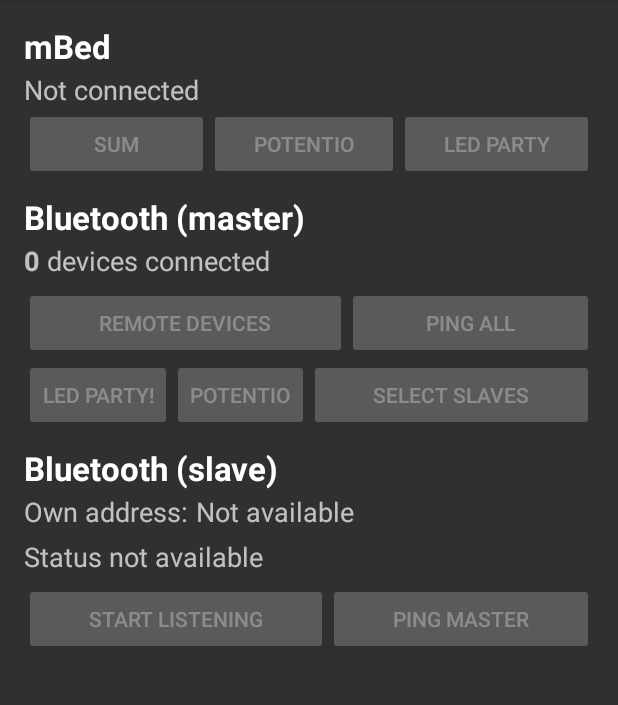
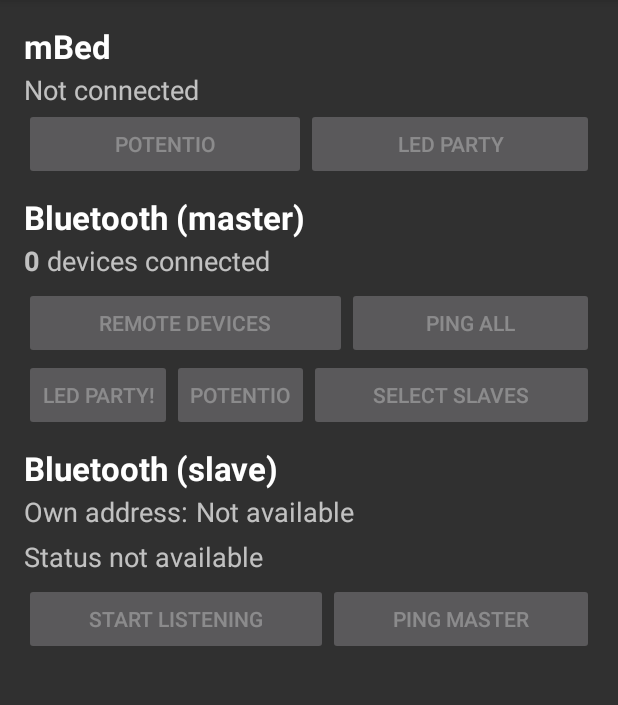
Before and after one commit to sjerdo/netcentriccomputing, an Android app: the screen it shows after launch (MainActivity), on a phone screen of 412 x 824 dp, the part 84-789 px from its top. Run offline under Robolectric (Android 15) with nearby library versions, the phone set to English and light mode, and no system bars; 2 statements that could not run were skipped.

Commit message:
removed sum button

```diff
--- a/android-project/app/src/main/java/uva/nc/app/MainActivity.java
+++ b/android-project/app/src/main/java/uva/nc/app/MainActivity.java
@@ -17,7 +17,6 @@
 
 import java.io.Serializable;
 import java.util.ArrayList;
-import java.util.Arrays;
 import java.util.Random;
 
 import uva.nc.ServiceActivity;
@@ -69,7 +68,6 @@
 
     // mBed controls.
     private TextView mbedConnectedText;
-    private Button mbedSumButton;
     private Button mbedPotentioButton;
     private Button mbedLedButton;
     private RelativeLayout knobSlaveFrame;
@@ -218,15 +216,6 @@
 
         // mBed controls.
         mbedConnectedText = (TextView) findViewById(R.id.mbed_connected);
-        mbedSumButton = (Button)findViewById(R.id.mbed_sum);
-        mbedSumButton.setOnClickListener(new View.OnClickListener() {
-            @Override
-            public void onClick(View view) {
-                float[] args = getRandomFloatArray(10);
-                toastShort("Sum of: \n" + Arrays.toString(args));
-                getMbed().manager.write(new MbedRequest(COMMAND_SUM, args));
-            }
-        });
         mbedPotentioButton = (Button)findViewById(R.id.mbed_potentio);
         mbedPotentioButton.setOnClickListener(new View.OnClickListener() {
             @Override
@@ -384,7 +373,7 @@
         runOnUiThread(new Runnable() {
             @Override
             public void run() {
-                slaveStatusText.setText("Current job: " + jobText);
+                slaveStatusText.setText("Last job: " + jobText);
             }
         });
     }
@@ -401,7 +390,6 @@
 
         mbedConnectedText.setText(connText);
         mbedPotentioButton.setEnabled(enableButtons);
-        mbedSumButton.setEnabled(enableButtons);
         mbedLedButton.setEnabled(enableButtons);
         knobSlaveFrame.setVisibility(enableButtons ? View.VISIBLE : View.GONE);
     }
@@ -492,7 +480,7 @@
                 Serializable obj = intent.getSerializableExtra(SlaveManager.EXTRA_OBJECT);
                 if (obj != null) {
                     if (obj instanceof BluetoothObject) {
-                        BluetoothObject btobj = (BluetoothObject)obj;
+                        final BluetoothObject btobj = (BluetoothObject) obj;
                         if (btobj.getCommand() == BT_COMMAND_LEDPARTY) {
                             setSlaveStatusText("ledparty!");
                             if (getMbed().manager.areChannelsOpen()) {
@@ -507,6 +495,12 @@
                             }
                         } else if (btobj.getCommand() == BT_COMMAND_SET_POTENTIO && btobj.getData().length == 1) {
                             setSlaveStatusText("set potentio to " + String.valueOf(btobj.getData()[0]));
+                            runOnUiThread(new Runnable() {
+                                @Override
+                                public void run() {
+                                    knobSlave.setRotorPercentage((int) (btobj.getData()[0] * 10f));
+                                }
+                            });
                             if (getMbed().manager.areChannelsOpen()) {
                                 getMbed().manager.write(new MbedRequest(COMMAND_GOTO, btobj.getData()));
                             }
--- a/android-project/app/src/main/res/layout/activity_main.xml
+++ b/android-project/app/src/main/res/layout/activity_main.xml
@@ -39,14 +39,6 @@
                 android:layout_height="wrap_content"
                 android:layout_weight="1"
                 android:orientation="horizontal">
-
-                <Button
-                    android:id="@+id/mbed_sum"
-                    android:layout_width="wrap_content"
-                    android:layout_height="wrap_content"
-                    android:layout_weight="1"
-                    android:enabled="false"
-                    android:text="Sum" />
 
                 <Button
                     android:id="@+id/mbed_potentio"
```
